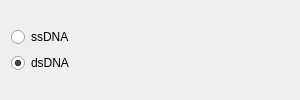
Qt form AdenitaCoreSE/form/SEDSDNACreatorEditorGUI.ui (edellano/Adenita-SAMSON-Edition) before a commit.
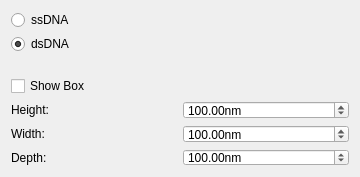
The same form after that commit.

Commit message: Added option to show a box in the dsDNA editor

```diff
--- a/AdenitaCoreSE/form/SEDSDNACreatorEditorGUI.ui
+++ b/AdenitaCoreSE/form/SEDSDNACreatorEditorGUI.ui
@@ -6,14 +6,14 @@
    <rect>
     <x>0</x>
     <y>0</y>
-    <width>300</width>
-    <height>100</height>
+    <width>360</width>
+    <height>177</height>
    </rect>
   </property>
   <property name="minimumSize">
    <size>
-    <width>300</width>
-    <height>100</height>
+    <width>360</width>
+    <height>177</height>
    </size>
   </property>
   <property name="windowTitle">
@@ -22,14 +22,7 @@
   <layout class="QVBoxLayout" name="verticalLayout">
    <item>
     <layout class="QGridLayout" name="gridLayout">
-     <item row="0" column="0">
-      <widget class="QRadioButton" name="rdnSSDNA">
-       <property name="text">
-        <string>ssDNA</string>
-       </property>
-      </widget>
-     </item>
-     <item row="1" column="0">
+     <item row="1" column="0" colspan="2">
       <widget class="QRadioButton" name="rndDSDNA">
        <property name="text">
         <string>dsDNA</string>
@@ -39,6 +32,93 @@
        </property>
       </widget>
      </item>
+     <item row="0" column="0" colspan="2">
+      <widget class="QRadioButton" name="rdnSSDNA">
+       <property name="text">
+        <string>ssDNA</string>
+       </property>
+      </widget>
+     </item>
+     <item row="2" column="0" colspan="2">
+      <spacer name="horizontalSpacer">
+       <property name="orientation">
+        <enum>Qt::Horizontal</enum>
+       </property>
+       <property name="sizeHint" stdset="0">
+        <size>
+         <width>40</width>
+         <height>20</height>
+        </size>
+       </property>
+      </spacer>
+     </item>
+     <item row="3" column="0" colspan="2">
+      <widget class="QCheckBox" name="chkShowBox">
+       <property name="text">
+        <string>Show Box</string>
+       </property>
+      </widget>
+     </item>
+     <item row="4" column="0">
+      <widget class="QLabel" name="label">
+       <property name="text">
+        <string>Height:</string>
+       </property>
+      </widget>
+     </item>
+     <item row="5" column="1">
+      <widget class="QDoubleSpinBox" name="spnBoxWidth">
+       <property name="suffix">
+        <string>nm</string>
+       </property>
+       <property name="maximum">
+        <double>10000.000000000000000</double>
+       </property>
+       <property name="value">
+        <double>100.000000000000000</double>
+       </property>
+      </widget>
+     </item>
+     <item row="4" column="1">
+      <widget class="QDoubleSpinBox" name="spnBoxHeight">
+       <property name="suffix">
+        <string>nm</string>
+       </property>
+       <property name="maximum">
+        <double>10000.000000000000000</double>
+       </property>
+       <property name="value">
+        <double>100.000000000000000</double>
+       </property>
+      </widget>
+     </item>
+     <item row="5" column="0">
+      <widget class="QLabel" name="label_2">
+       <property name="text">
+        <string>Width:</string>
+       </property>
+      </widget>
+     </item>
+     <item row="6" column="0">
+      <widget class="QLabel" name="label_3">
+       <property name="text">
+        <string>Depth:</string>
+       </property>
+      </widget>
+     </item>
+     <item row="6" column="1">
+      <widget class="QDoubleSpinBox" name="spnBoxDepth">
+       <property name="suffix">
+        <string>nm</string>
+       </property>
+       <property name="maximum">
+        <double>10000.000000000000000</double>
+       </property>
+       <property name="value">
+        <double>100.000000000000000</double>
+       </property>
+      </widget>
+     </item>
     </layout>
    </item>
   </layout>
```
Left out of the diff: 66 changed lines with no effect on the pictures. The commit also changes 4 other files.
